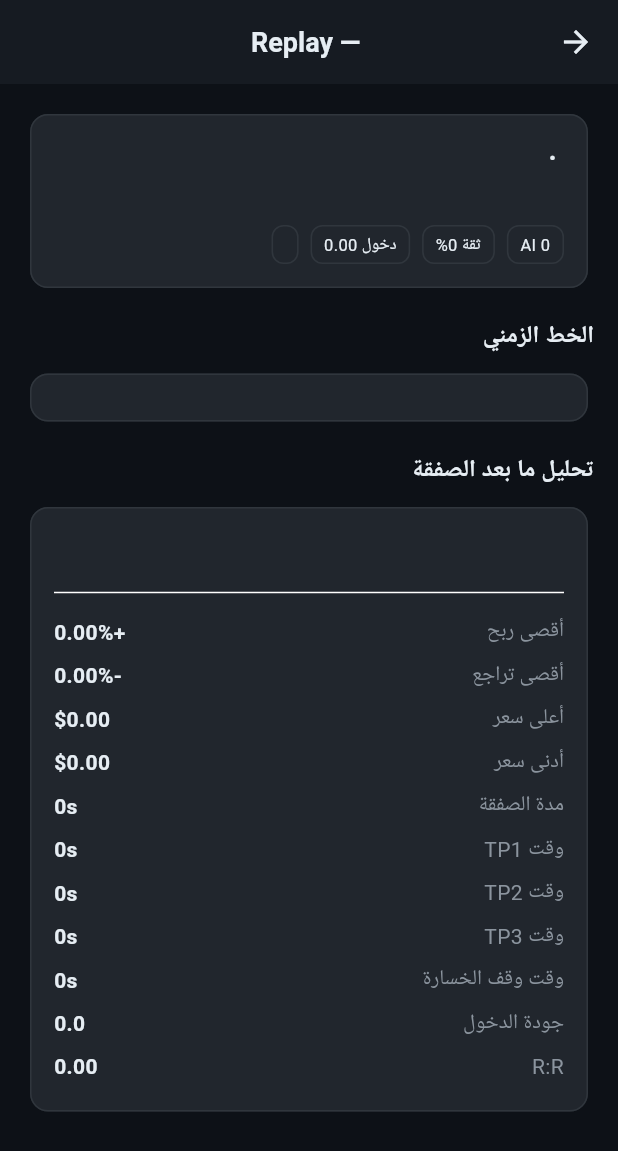
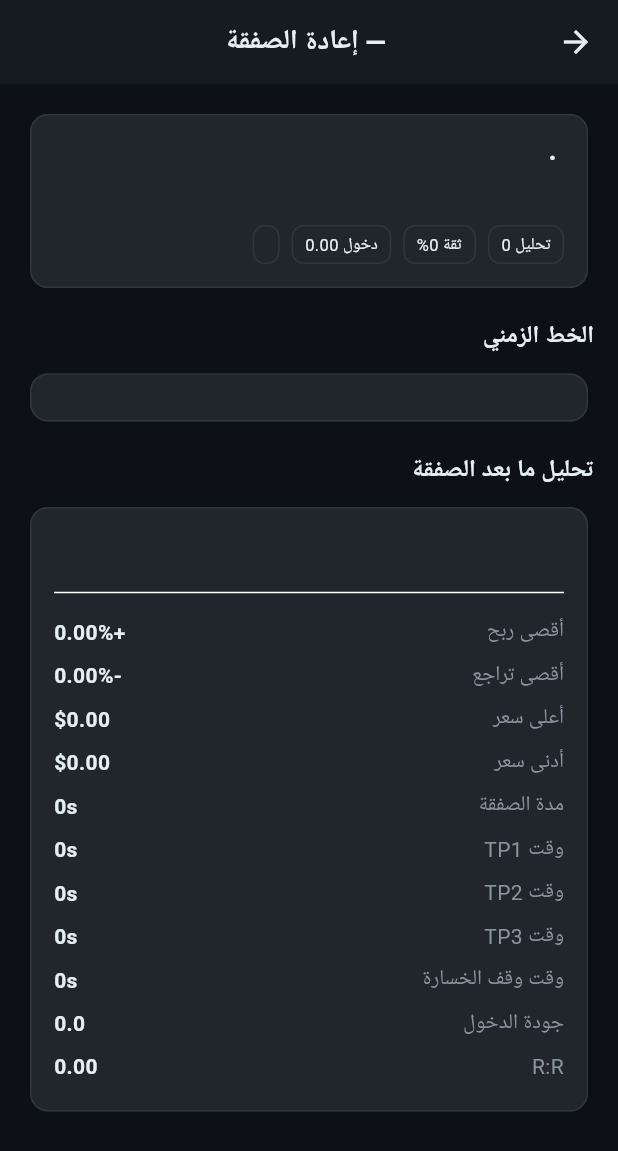
Before and after one commit to shrktlmst1-ui/smart-stock-assistant, a Flutter app: the TradeReplayDetailScreen screen opened directly with empty values, on a phone screen of 412 x 824 dp. Shown: the top 1151 px of the screen. Run offline on Flutter 3.47's test engine with Material 3 defaults, Android fonts, the phone set to English and light mode, and no system bars; our stand-ins replace shared_preferences; accounts and stored records are empty; network calls fail.

Commit message:
Arabic UI localization
Co-authored-by: Cursor <cursoragent@cursor.com>

```diff
--- /dev/null
+++ b/app/lib/l10n/ar_localization.dart
@@ -0,0 +1,133 @@
+/// Arabic UI strings and backend-value translators for display only.
+class ArUi {
+  ArUi._();
+
+  static String marketStatus(String status) {
+    switch (status.toUpperCase()) {
+      case 'CLOSED':
+        return 'مغلق';
+      case 'OPEN':
+      case 'REGULAR':
+        return 'مفتوح';
+      case 'PRE_MARKET':
+        return 'ما قبل الافتتاح';
+      case 'AFTER_HOURS':
+        return 'ما بعد الإغلاق';
+      default:
+        return status;
+    }
+  }
+
+  static String marketLabel(String status) => 'السوق: ${marketStatus(status)}';
+
+  static String signal(String value) {
+    switch (value.toUpperCase()) {
+      case 'BUY':
+      case 'STRONG BUY':
+        return 'شراء';
+      case 'SELL':
+      case 'STRONG SELL':
+        return 'بيع';
+      case 'WAIT':
+      case 'NO TRADE':
+        return 'انتظار';
+      case 'AVOID':
+      case 'AVOID / TRAP RISK':
+        return 'تجنب';
+      default:
+        return value;
+    }
+  }
+
+  static String trackStatus(String value) {
+    switch (value) {
+      case 'Waiting':
+        return 'في الانتظار';
+      case 'Active':
+        return 'نشطة';
+      case 'Target 1 Hit':
+        return 'تحقق الهدف 1';
+      case 'Target 2 Hit':
+        return 'تحقق الهدف 2';
+      case 'Target 3 Hit':
+        return 'تحقق الهدف 3';
+      case 'Stop Loss Hit':
+        return 'وقف الخسارة';
+      case 'Expired':
+        return 'منتهية';
+      default:
+        return value;
+    }
+  }
+
+  static String tradeResult(String value) {
+    switch (value.toUpperCase()) {
+      case 'WIN':
+        return 'ربح';
+      case 'LOSS':
+        return 'خسارة';
+      case 'BREAKEVEN':
+        return 'تعادل';
+      default:
+        return value;
+    }
+  }
+
+  static String tradeQuality(String value) {
+    switch (value) {
+      case 'Excellent':
+        return 'ممتاز';
+      case 'Very Good':
+        return 'جيد جداً';
+      case 'Good':
+        return 'جيد';
+      case 'Average':
+        return 'متوسط';
+      case 'Poor':
+      case 'Weak':
+        return 'ضعيف';
+      default:
+        return value;
+    }
+  }
+
+  static String timelineEvent(String label) {
+    const map = {
+      'Signal Generated': 'تم توليد الإشارة',
+      'Entry Triggered': 'تم تفعيل الدخول',
+      'Target 1 Hit': 'تحقق الهدف 1',
+      'Target 2 Hit': 'تحقق الهدف 2',
+      'Target 3 Hit': 'تحقق الهدف 3',
+      'Stop Loss Hit': 'وقف الخسارة',
+      'Trade Expired': 'انتهت الصفقة',
+      'Trade Closed': 'إغلاق الصفقة',
+    };
+    return map[label] ?? label;
+  }
+
+  static String explanationLabel(String label) {
+    const map = {
+      'Trend Alignment': 'محاذاة الاتجاه',
+      'BOS Confirmed': 'BOS مؤكد',
+      'CHOCH Confirmed': 'CHOCH مؤكد',
+      'Order Block': 'Order Block',
+      'FVG': 'FVG',
+      'Liquidity Sweep': 'سحب السيولة',
+      'Relative Volume': 'الحجم النسبي',
+      'VWAP': 'VWAP',
+      'EMA Alignment': 'محاذاة EMA',
+      'Retest Confirmed': 'إعادة الاختبار مؤكدة',
+      'Retest Missing': 'إعادة الاختبار مفقودة',
+    };
+    return map[label] ?? label;
+  }
+
+  static String professionalSignal(String value) => signal(value);
+
+  static String durationShort(int seconds) {
+    if (seconds <= 0) return '—';
+    if (seconds < 60) return '${seconds} ث';
+    if (seconds < 3600) return '${seconds ~/ 60} د';
+    return '${seconds ~/ 3600} س ${(seconds % 3600) ~/ 60} د';
+  }
+}
--- a/app/lib/main.dart
+++ b/app/lib/main.dart
@@ -19,7 +19,7 @@ class SmartStockApp extends StatelessWidget {
     return ChangeNotifierProvider(
       create: (_) => AppState()..init(),
       child: MaterialApp(
-        title: 'Smart Stock Assistant',
+        title: 'مساعد الأسهم الذكي',
         debugShowCheckedModeBanner: false,
         theme: AppTheme.darkTheme,
         builder: (context, child) {
--- a/app/lib/models/system_status.dart
+++ b/app/lib/models/system_status.dart
@@ -21,7 +21,7 @@ class SystemStatus {
         polygonConnected: false,
         websocketLive: false,
         marketScannerRunning: false,
-        error: error ?? 'Backend unreachable',
+        error: error ?? 'الخادم غير متاح',
       );
 
   static DateTime? _parseTime(String? raw) {
--- a/app/lib/screens/login_screen.dart
+++ b/app/lib/screens/login_screen.dart
@@ -72,7 +72,7 @@ class _LoginScreenState extends State<LoginScreen> {
                   ),
                   const SizedBox(height: 24),
                   const Text(
-                    'Smart Stock Assistant',
+                    'مساعد الأسهم الذكي',
                     style: TextStyle(
                       fontSize: 24,
                       fontWeight: FontWeight.bold,
--- a/app/lib/screens/main_shell.dart
+++ b/app/lib/screens/main_shell.dart
@@ -62,7 +62,7 @@ class _MainShellState extends State<MainShell> {
             BottomNavigationBarItem(
               icon: Icon(Icons.analytics_outlined),
               activeIcon: Icon(Icons.analytics),
-              label: 'Performance',
+              label: 'الأداء',
             ),
             BottomNavigationBarItem(
               icon: Icon(Icons.info_outline),
--- a/app/lib/screens/trade_replay_screen.dart
+++ b/app/lib/screens/trade_replay_screen.dart
@@ -1,5 +1,6 @@
 import 'package:flutter/material.dart';
 
+import '../l10n/ar_localization.dart';
 import '../models/trade_replay.dart';
 import '../services/api_service.dart';
 import '../theme/app_theme.dart';
@@ -128,7 +129,7 @@ class TradeReplayDetailScreen extends StatelessWidget {
     final post = replay.postTrade;
 
     return Scaffold(
-      appBar: AppBar(title: Text('${replay.symbol} — Replay')),
+      appBar: AppBar(title: Text('${replay.symbol} — إعادة الصفقة')),
       body: ListView(
         padding: const EdgeInsets.all(16),
         children: [
@@ -139,7 +140,7 @@ class TradeReplayDetailScreen extends StatelessWidget {
                 crossAxisAlignment: CrossAxisAlignment.start,
                 children: [
                   Text(
-                    '${replay.symbol} · ${replay.signal}',
+                    '${replay.symbol} · ${ArUi.signal(replay.signal)}',
                     style: const TextStyle(fontSize: 18, fontWeight: FontWeight.bold),
                   ),
                   Text('${replay.signalDate} ${replay.signalTime}'),
@@ -148,10 +149,10 @@ class TradeReplayDetailScreen extends StatelessWidget {
                     spacing: 8,
                     runSpacing: 4,
                     children: [
-                      _chip('AI ${replay.aiScore.toStringAsFixed(0)}'),
+                      _chip('تحليل ${replay.aiScore.toStringAsFixed(0)}'),
                       _chip('ثقة ${replay.confidenceScore.toStringAsFixed(0)}%'),
                       _chip('دخول ${replay.entryPrice.toStringAsFixed(2)}'),
-                      _chip(replay.trackStatus),
+                      _chip(ArUi.trackStatus(replay.trackStatus)),
                     ],
                   ),
                 ],
@@ -191,7 +192,7 @@ class TradeReplayDetailScreen extends StatelessWidget {
                           child: Column(
                             crossAxisAlignment: CrossAxisAlignment.start,
                             children: [
-                              Text(event.eventLabel),
+                              Text(ArUi.timelineEvent(event.eventLabel)),
                               if (event.price != null)
                                 Text(
                                   '\$${event.price!.toStringAsFixed(2)}',
@@ -220,7 +221,7 @@ class TradeReplayDetailScreen extends StatelessWidget {
                     Row(
                       children: [
                         Text(
-                          post.finalResult,
+                          ArUi.tradeResult(post.finalResult),
                           style: TextStyle(
                             color: _resultColor(post.finalResult),
                             fontWeight: FontWeight.bold,
@@ -229,7 +230,7 @@ class TradeReplayDetailScreen extends StatelessWidget {
                         ),
                         const Spacer(),
                         Text(
-                          post.postTradeQuality,
+                          ArUi.tradeQuality(post.postTradeQuality),
                           style: const TextStyle(color: AppTheme.warning),
                         ),
                       ],
@@ -380,11 +381,13 @@ class _ReplayListTile extends StatelessWidget {
       margin: const EdgeInsets.only(bottom: 8),
       child: ListTile(
         onTap: onTap,
-        title: Text('${replay.symbol} · ${replay.signal}'),
-        subtitle: Text('${replay.signalDate} ${replay.signalTime} · ${replay.trackStatus}'),
+        title: Text('${replay.symbol} · ${ArUi.signal(replay.signal)}'),
+        subtitle: Text(
+          '${replay.signalDate} ${replay.signalTime} · ${ArUi.trackStatus(replay.trackStatus)}',
+        ),
         trailing: post != null
             ? Text(
-                post.finalResult,
+                ArUi.tradeResult(post.finalResult),
                 style: TextStyle(
                   color: post.finalResult == 'WIN'
                       ? AppTheme.success
```
Also changed, not shown: app/lib/screens/home_screen.dart (+26 -25 lines), app/lib/screens/performance_screen.dart (+60 -53 lines), app/lib/screens/status_screen.dart (+10 -10 lines), app/lib/screens/stock_analysis_screen.dart (+7 -4 lines), app/lib/services/api_service.dart (+12 -12 lines), app/lib/widgets/factor_score_panel.dart (+10 -10 lines).
